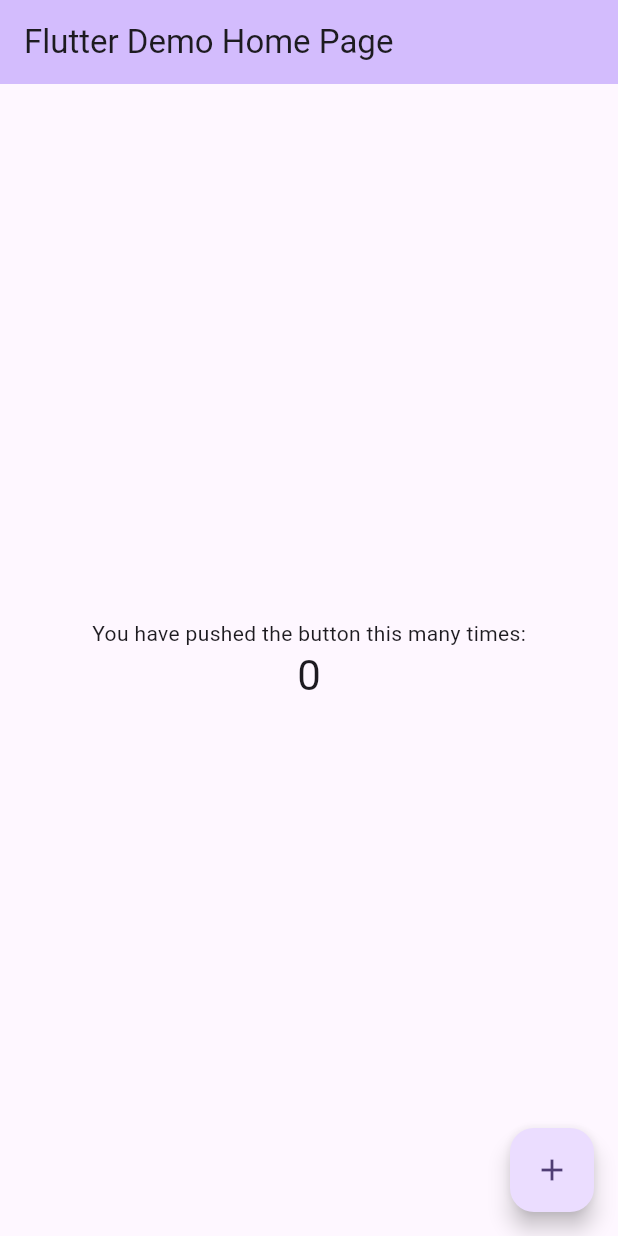
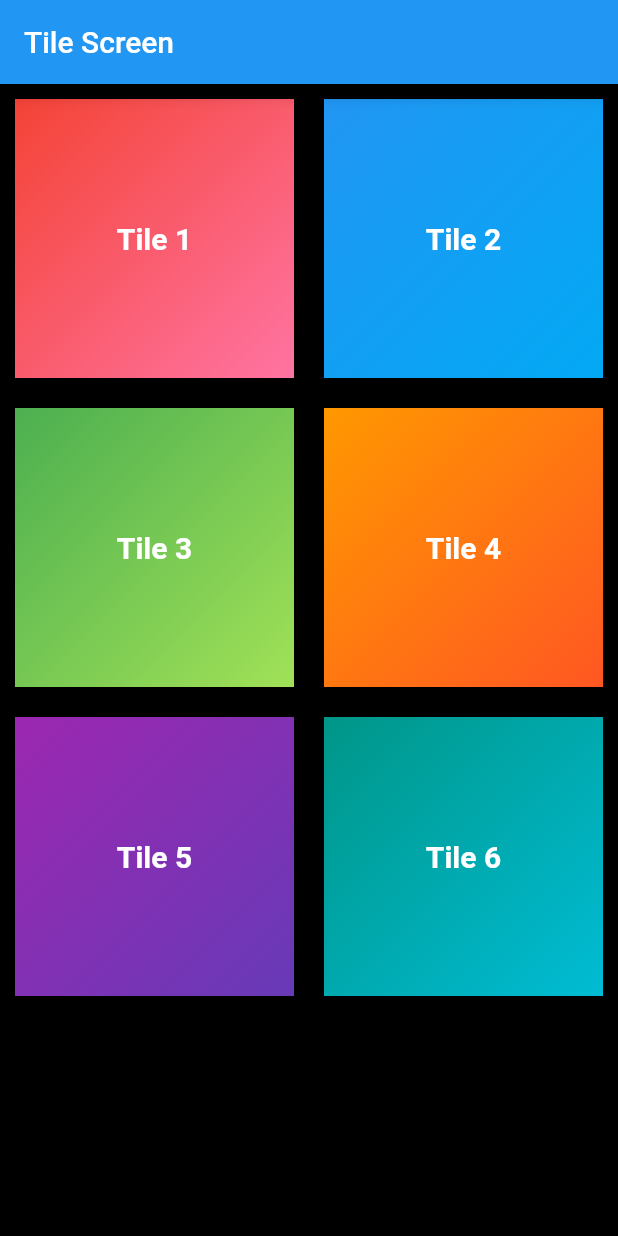
Before and after one commit to rahu1ramesh/recipes-flutter, a Flutter app: the screen it shows after launch, on a phone screen of 412 x 824 dp. Run offline on Flutter 3.47's test engine with Material 2 defaults, Android fonts, the phone set to English and light mode, and no system bars.

Commit message:
[Rahul] | Add. Basic Screen Structure

```diff
--- a/lib/main.dart
+++ b/lib/main.dart
@@ -1,3 +1,4 @@
+import 'package:cookbook/screens/home.dart';
 import 'package:flutter/material.dart';
 
 void main() {
@@ -7,119 +8,12 @@ void main() {
 class MyApp extends StatelessWidget {
   const MyApp({super.key});
 
-  // This widget is the root of your application.
   @override
   Widget build(BuildContext context) {
-    return MaterialApp(
+    return const MaterialApp(
       title: 'Flutter Demo',
-      theme: ThemeData(
-        // This is the theme of your application.
-        //
-        // TRY THIS: Try running your application with "flutter run". You'll see
-        // the application has a blue toolbar. Then, without quitting the app,
-        // try changing the seedColor in the colorScheme below to Colors.green
-        // and then invoke "hot reload" (save your changes or press the "hot
-        // reload" button in a Flutter-supported IDE, or press "r" if you used
-        // the command line to start the app).
-        //
-        // Notice that the counter didn't reset back to zero; the application
-        // state is not lost during the reload. To reset the state, use hot
-        // restart instead.
-        //
-        // This works for code too, not just values: Most code changes can be
-        // tested with just a hot reload.
-        colorScheme: ColorScheme.fromSeed(seedColor: Colors.deepPurple),
-        useMaterial3: true,
-      ),
-      home: const MyHomePage(title: 'Flutter Demo Home Page'),
+      debugShowCheckedModeBanner: false,
+      home: HomeScreen(),
     );
   }
 }
-
-class MyHomePage extends StatefulWidget {
-  const MyHomePage({super.key, required this.title});
-
-  // This widget is the home page of your application. It is stateful, meaning
-  // that it has a State object (defined below) that contains fields that affect
-  // how it looks.
-
-  // This class is the configuration for the state. It holds the values (in this
-  // case the title) provided by the parent (in this case the App widget) and
-  // used by the build method of the State. Fields in a Widget subclass are
-  // always marked "final".
-
-  final String title;
-
-  @override
-  State<MyHomePage> createState() => _MyHomePageState();
-}
-
-class _MyHomePageState extends State<MyHomePage> {
-  int _counter = 0;
-
-  void _incrementCounter() {
-    setState(() {
-      // This call to setState tells the Flutter framework that something has
-      // changed in this State, which causes it to rerun the build method below
-      // so that the display can reflect the updated values. If we changed
-      // _counter without calling setState(), then the build method would not be
-      // called again, and so nothing would appear to happen.
-      _counter++;
-    });
-  }
-
-  @override
-  Widget build(BuildContext context) {
-    // This method is rerun every time setState is called, for instance as done
-    // by the _incrementCounter method above.
-    //
-    // The Flutter framework has been optimized to make rerunning build methods
-    // fast, so that you can just rebuild anything that needs updating rather
-    // than having to individually change instances of widgets.
-    return Scaffold(
-      appBar: AppBar(
-        // TRY THIS: Try changing the color here to a specific color (to
-        // Colors.amber, perhaps?) and trigger a hot reload to see the AppBar
-        // change color while the other colors stay the same.
-        backgroundColor: Theme.of(context).colorScheme.inversePrimary,
-        // Here we take the value from the MyHomePage object that was created by
-        // the App.build method, and use it to set our appbar title.
-        title: Text(widget.title),
-      ),
-      body: Center(
-        // Center is a layout widget. It takes a single child and positions it
-        // in the middle of the parent.
-        child: Column(
-          // Column is also a layout widget. It takes a list of children and
-          // arranges them vertically. By default, it sizes itself to fit its
-          // children horizontally, and tries to be as tall as its parent.
-          //
-          // Column has various properties to control how it sizes itself and
-          // how it positions its children. Here we use mainAxisAlignment to
-          // center the children vertically; the main axis here is the vertical
-          // axis because Columns are vertical (the cross axis would be
-          // horizontal).
-          //
-          // TRY THIS: Invoke "debug painting" (choose the "Toggle Debug Paint"
-          // action in the IDE, or press "p" in the console), to see the
-          // wireframe for each widget.
-          mainAxisAlignment: MainAxisAlignment.center,
-          children: <Widget>[
-            const Text(
-              'You have pushed the button this many times:',
-            ),
-            Text(
-              '$_counter',
-              style: Theme.of(context).textTheme.headlineMedium,
-            ),
-          ],
-        ),
-      ),
-      floatingActionButton: FloatingActionButton(
-        onPressed: _incrementCounter,
-        tooltip: 'Increment',
-        child: const Icon(Icons.add),
-      ), // This trailing comma makes auto-formatting nicer for build methods.
-    );
-  }
-}
--- /dev/null
+++ b/lib/screens/home.dart
@@ -0,0 +1,81 @@
+import 'package:flutter/material.dart';
+
+class HomeScreen extends StatelessWidget {
+  const HomeScreen({super.key});
+
+  @override
+  Widget build(BuildContext context) {
+    return Scaffold(
+      backgroundColor: Colors.black,
+      appBar: AppBar(
+        title: const Text('Tile Screen'),
+      ),
+      body: GridView.builder(
+        gridDelegate: const SliverGridDelegateWithFixedCrossAxisCount(
+          crossAxisCount: 2, // 2 tiles in a row
+        ),
+        itemCount: 6,
+        itemBuilder: (context, index) {
+          return TileWidget(
+            text: 'Tile ${index + 1}',
+            gradientColors: _getGradientColors(index),
+          );
+        },
+      ),
+    );
+  }
+
+  // Function to generate unique gradient colors for each tile
+  List<Color> _getGradientColors(int index) {
+    switch (index % 6) {
+      case 0:
+        return [Colors.red, const Color.fromARGB(255, 255, 116, 162)];
+      case 1:
+        return [Colors.blue, Colors.lightBlue];
+      case 2:
+        return [Colors.green, const Color.fromARGB(255, 161, 225, 87)];
+      case 3:
+        return [Colors.orange, Colors.deepOrange];
+      case 4:
+        return [Colors.purple, Colors.deepPurple];
+      case 5:
+        return [Colors.teal, Colors.cyan];
+      default:
+        return [Colors.black, Colors.grey];
+    }
+  }
+}
+
+class TileWidget extends StatelessWidget {
+  final String text;
+  final List<Color> gradientColors;
+
+  TileWidget({super.key, required this.text, required this.gradientColors});
+
+  @override
+  Widget build(BuildContext context) {
+    return Card(
+      elevation: 5,
+      margin: const EdgeInsets.all(10),
+      child: Container(
+        decoration: BoxDecoration(
+          gradient: LinearGradient(
+            colors: gradientColors,
+            begin: Alignment.topLeft,
+            end: Alignment.bottomRight,
+          ),
+        ),
+        child: Center(
+          child: Text(
+            text,
+            style: const TextStyle(
+              color: Colors.white,
+              fontSize: 20,
+              fontWeight: FontWeight.bold,
+            ),
+          ),
+        ),
+      ),
+    );
+  }
+}
--- /dev/null
+++ b/lib/screens/recipe.dart
@@ -0,0 +1,10 @@
+import 'package:flutter/material.dart';
+
+class RecipeScreen extends StatelessWidget {
+  const RecipeScreen({super.key});
+
+  @override
+  Widget build(BuildContext context) {
+    return const Placeholder();
+  }
+}
```
